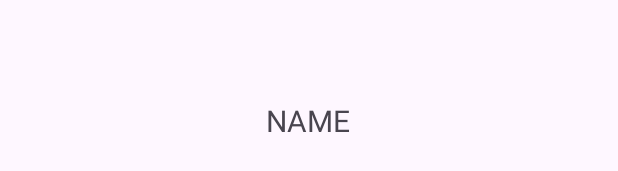
After one commit to berkakbas/CountriesSimple, an Android app: the layout fragment_country_details.xml on its own in the app's theme, with its tools: preview values and no code run, on a phone screen of 412 x 824 dp. The commit adds this screen. Shown: the part 350-521 px from the top of the screen. Run offline under Robolectric (Android 15) with nearby library versions, the phone set to English and light mode, and no system bars.

Commit message:
Fragments & Navigation Graph

```diff
--- /dev/null
+++ b/app/src/main/res/layout/fragment_country_details.xml
@@ -0,0 +1,25 @@
+<?xml version="1.0" encoding="utf-8"?>
+<LinearLayout xmlns:android="http://schemas.android.com/apk/res/android"
+    xmlns:tools="http://schemas.android.com/tools"
+    android:layout_width="match_parent"
+    android:layout_height="match_parent"
+    android:orientation="vertical"
+    tools:context=".view.CountryDetailsFragment">
+
+    <ImageView
+        android:layout_width="wrap_content"
+        android:layout_height="wrap_content"
+        android:layout_gravity="center"
+        android:layout_marginTop="120dp"
+        android:minWidth="150dp"
+        android:minHeight="150dp" />
+
+    <TextView
+        android:id="@+id/country_name_text_view"
+        android:layout_width="wrap_content"
+        android:layout_height="wrap_content"
+        android:layout_gravity="center"
+        android:layout_marginTop="30dp"
+        android:text="NAME"
+        android:textSize="20sp" />
+</LinearLayout>
--- a/app/src/main/res/values/strings.xml
+++ b/app/src/main/res/values/strings.xml
@@ -1,3 +1,5 @@
 <resources>
     <string name="app_name">CountriesSimple</string>
+    <!-- TODO: Remove or change this placeholder text -->
+    <string name="hello_blank_fragment">Hello blank fragment</string>
 </resources>
```
Also changed, not shown: app/build.gradle (+8 -0 lines), app/src/main/java/com/example/countriessimple/view/CountryDetailsFragment.kt (added, +18 -0 lines), app/src/main/java/com/example/countriessimple/view/FeedFragment.kt (added, +18 -0 lines), app/src/main/res/layout/activity_main.xml (+10 -7 lines), app/src/main/res/layout/fragment_feed.xml (added, +43 -0 lines), app/src/main/res/navigation/base_navigation.xml (added, +29 -0 lines).
